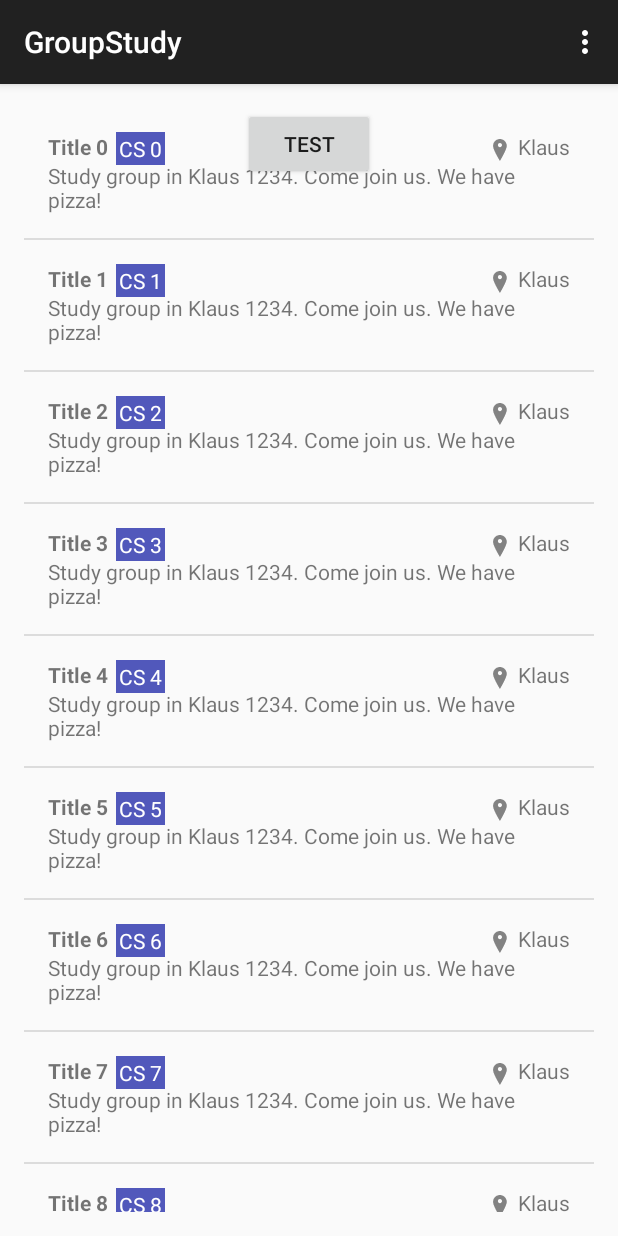
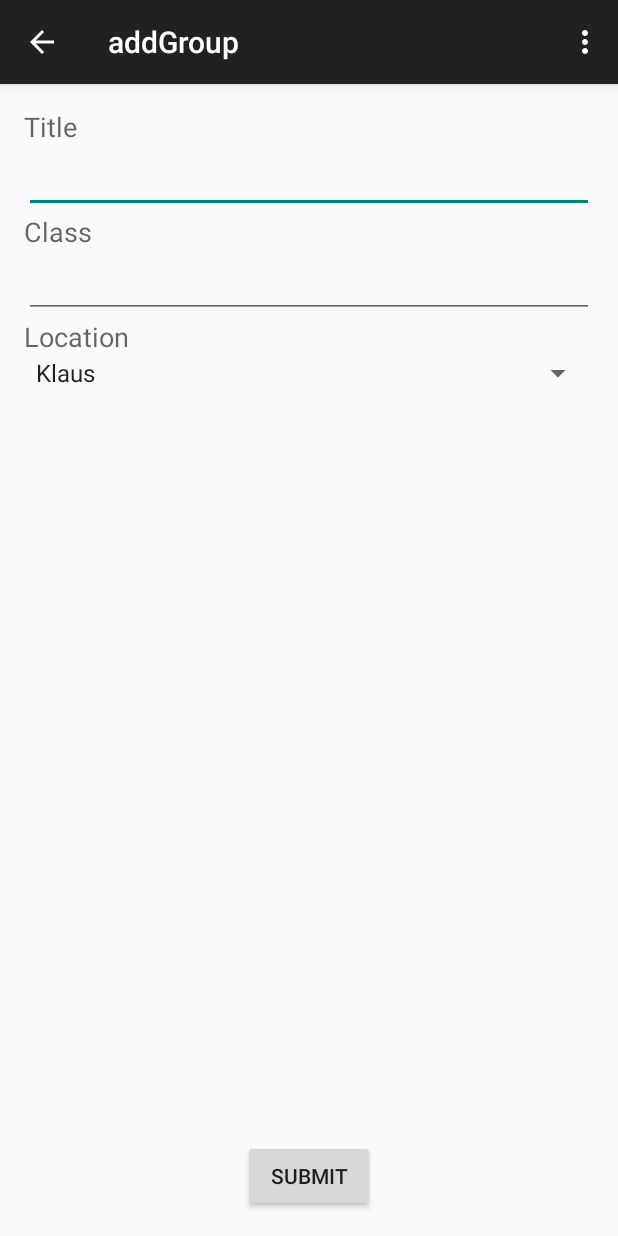
Before and after one commit to JinmingYu/GroupStudy, an Android app: the screen it shows after launch (MainActivity before the commit, addGroup after it), in the options menu, after a tap on "Add", on a phone screen of 412 x 824 dp. Run offline under Robolectric (Android 15) with nearby library versions, the phone set to English and light mode, and no system bars; libraries missing offline, so code that uses them is left out: com.firebase.client.

Commit message:
Added the addGroup activity

```diff
--- a/app/build.gradle
+++ b/app/build.gradle
@@ -22,6 +22,7 @@ android {
         exclude 'META-INF/LICENSE'
         exclude 'META-INF/NOTICE'
     }
+    sourceSets { main { res.srcDirs = ['src/main/res', 'src/main/res/mipmap/ic_correct'] } }
 }
 
 dependencies {
--- a/app/src/main/AndroidManifest.xml
+++ b/app/src/main/AndroidManifest.xml
@@ -1,7 +1,9 @@
 <?xml version="1.0" encoding="utf-8"?>
 <manifest xmlns:android="http://schemas.android.com/apk/res/android"
     package="appathon.groupstudy" >
+
     <uses-permission android:name="android.permission.INTERNET" />
+
     <application
         android:allowBackup="true"
         android:icon="@mipmap/ic_launcher"
@@ -16,6 +18,15 @@
                 <category android:name="android.intent.category.LAUNCHER" />
             </intent-filter>
         </activity>
+        <activity
+            android:windowSoftInputMode="adjustResize"
+            android:name=".activities.addGroup"
+            android:label="@string/title_activity_add_group"
+            android:parentActivityName=".activities.MainActivity" >
+            <meta-data
+                android:name="android.support.PARENT_ACTIVITY"
+                android:value="appathon.groupstudy.activities.MainActivity" />
+        </activity>
     </application>
 
 </manifest>
--- a/app/src/main/java/appathon/groupstudy/Firebase/firebase/FirebaseSource.java
+++ b/app/src/main/java/appathon/groupstudy/Firebase/firebase/FirebaseSource.java
@@ -7,12 +7,30 @@ import appathon.groupstudy.models.User;
 /**
  * Created by Jinming on 4/17/2015.
  */
-public class FirebaseSource {
+public class FirebaseSource implements IFirebaseSource{
     private Firebase root;
     private Firebase postsRef;
     private Firebase usersRef;
     private IUpdateActivity updateableActivity;
-    private final String FIREBASE_URL = "http://bitter.firebaseio.com";
+    private final String FIREBASE_URL = "http://groupstudy.firebaseio.com";
 
 
+
+    @Override
+    public void AddPost(Post post)
+    {
+        Firebase newPostRef = postsRef.push();
+        post.setId(newPostRef.getKey());
+        newPostRef.setValue(post);
+
+    }
+    @Override
+    public Firebase getPost(String post_id) {
+        return postsRef.child(post_id);
+    }
+
+    @Override
+    public Firebase getUser(String user_id) {
+        return usersRef.child(user_id);
+    }
 }
--- a/app/src/main/java/appathon/groupstudy/activities/MainActivity.java
+++ b/app/src/main/java/appathon/groupstudy/activities/MainActivity.java
@@ -1,5 +1,6 @@
 package appathon.groupstudy.activities;
 
+import android.content.Intent;
 import android.database.DataSetObserver;
 import android.support.v7.app.ActionBarActivity;
 import android.os.Bundle;
@@ -75,6 +76,11 @@ public class MainActivity extends ActionBarActivity {
         if (id == R.id.action_settings) {
             return true;
         }
+        if(id == R.id.add){
+            //Start the add group activity
+            Intent myintent = new Intent(this,addGroup.class);
+            startActivity(myintent);
+        }
 
         return super.onOptionsItemSelected(item);
     }
--- /dev/null
+++ b/app/src/main/java/appathon/groupstudy/activities/addGroup.java
@@ -0,0 +1,67 @@
+package appathon.groupstudy.activities;
+
+import android.support.v7.app.ActionBarActivity;
+import android.os.Bundle;
+import android.view.Menu;
+import android.view.MenuItem;
+import android.view.View;
+import android.widget.AdapterView;
+import android.widget.Button;
+import android.widget.Spinner;
+import android.widget.Toast;
+
+import appathon.groupstudy.R;
+
+public class addGroup extends ActionBarActivity {
+
+    private Spinner spinner;
+    private Button btnSubmit;
+
+    @Override
+    protected void onCreate(Bundle savedInstanceState) {
+        super.onCreate(savedInstanceState);
+        setContentView(R.layout.activity_add_group);
+        addListenerOnSpinnnerItemSeletion();
+    }
+
+    public void addListenerOnSpinnnerItemSeletion(){
+        spinner = (Spinner)findViewById(R.id.spinner);
+        //Waits for selection of items
+        spinner.setOnItemSelectedListener(new AdapterView.OnItemSelectedListener() {
+            @Override
+            public void onItemSelected(AdapterView<?> parent, View view, int position, long id) {
+                Toast.makeText(parent.getContext(),
+                        "OnItemSelectedListener :" + parent.getItemAtPosition(position).toString(),
+                        Toast.LENGTH_SHORT).show();
+            }
+
+            @Override
+            public void onNothingSelected(AdapterView<?> parent) {
+
+            }
+        });
+
+    }
+
+    @Override
+    public boolean onCreateOptionsMenu(Menu menu) {
+        // Inflate the menu; this adds items to the action bar if it is present.
+        getMenuInflater().inflate(R.menu.menu_add_group, menu);
+        return true;
+    }
+
+    @Override
+    public boolean onOptionsItemSelected(MenuItem item) {
+        // Handle action bar item clicks here. The action bar will
+        // automatically handle clicks on the Home/Up button, so long
+        // as you specify a parent activity in AndroidManifest.xml.
+        int id = item.getItemId();
+
+        //noinspection SimplifiableIfStatement
+        if (id == R.id.action_settings) {
+            return true;
+        }
+
+        return super.onOptionsItemSelected(item);
+    }
+}
--- a/app/src/main/java/appathon/groupstudy/models/Post.java
+++ b/app/src/main/java/appathon/groupstudy/models/Post.java
@@ -17,7 +17,7 @@ public class Post implements Comparable<Post>, Serializable {
     private String id;
     //    private String user_id;
     private long timePosted;
-    public Post(String title, String content, String user_id)
+    public Post(String title, String content)
     {
         this.title = title;
         this.content = content;
--- a/app/src/main/java/appathon/groupstudy/models/User.java
+++ b/app/src/main/java/appathon/groupstudy/models/User.java
@@ -1,7 +1,25 @@
 package appathon.groupstudy.models;
+
+import java.util.ArrayList;
 
 /**
  * Created by Jinming on 4/17/2015.
  */
 public class User {
+
+    private int id;
+    private ArrayList<Post> posts;
+
+    public User(int id) {
+        this.id = id;
+        this.posts = new ArrayList<>();
+    }
+
+    public int getId() {
+        return id;
+    }
+
+    public ArrayList<Post> getPosts() {
+        return posts;
+    }
 }
--- /dev/null
+++ b/app/src/main/res/layout/activity_add_group.xml
@@ -0,0 +1,75 @@
+<RelativeLayout xmlns:android="http://schemas.android.com/apk/res/android"
+    xmlns:tools="http://schemas.android.com/tools" android:layout_width="match_parent"
+    android:layout_height="match_parent" android:paddingLeft="@dimen/activity_horizontal_margin"
+    android:paddingRight="@dimen/activity_horizontal_margin"
+    android:paddingTop="@dimen/activity_vertical_margin"
+    android:paddingBottom="@dimen/activity_vertical_margin"
+    tools:context="appathon.groupstudy.activities.addGroup"
+    android:id="@+id/add_group">
+
+    <TextView android:text="@string/title"
+        android:layout_width="wrap_content"
+        android:textAppearance="?android:attr/textAppearanceMedium"
+        android:layout_height="wrap_content"
+        android:id="@+id/textView" />
+
+    <!--Title input box-->
+    <EditText
+        android:layout_width="match_parent"
+        android:layout_height="wrap_content"
+        android:id="@+id/title_textbox"
+        android:layout_below="@+id/textView"
+        android:layout_alignParentLeft="true"
+        android:layout_alignParentStart="true"
+        android:inputType="text"/>
+       <!--Submit Button-->
+    <Button
+        android:layout_width="wrap_content"
+        android:layout_height="wrap_content"
+        android:text="@string/submit"
+        android:id="@+id/submit_group"
+        android:layout_alignParentBottom="true"
+        android:layout_centerHorizontal="true" />
+
+    <TextView
+        android:layout_width="wrap_content"
+        android:layout_height="wrap_content"
+        android:textAppearance="?android:attr/textAppearanceMedium"
+        android:text="@string/class_label"
+        android:id="@+id/textView2"
+        android:layout_below="@+id/title_textbox"
+        android:layout_alignParentLeft="true"
+        android:layout_alignParentStart="true" />
+    <!--Class Text Box-->
+    <EditText
+        android:layout_width="wrap_content"
+        android:layout_height="wrap_content"
+        android:id="@+id/class_textbox"
+        android:layout_below="@+id/textView2"
+        android:layout_alignParentLeft="true"
+        android:layout_alignParentStart="true"
+        android:layout_alignRight="@+id/title_textbox"
+        android:layout_alignEnd="@+id/title_textbox" />
+
+    <TextView
+        android:layout_width="wrap_content"
+        android:layout_height="wrap_content"
+        android:textAppearance="?android:attr/textAppearanceMedium"
+        android:text="Location"
+        android:id="@+id/textView3"
+        android:layout_below="@+id/class_textbox"
+        android:layout_alignParentLeft="true"
+        android:layout_alignParentStart="true" />
+
+    <Spinner
+        android:layout_width="match_parent"
+        android:layout_height="wrap_content"
+        android:id="@+id/spinner"
+        android:entries="@array/location_arrays"
+        android:prompt="@string/location_prompt"
+        android:layout_below="@+id/textView3"
+        android:layout_alignParentLeft="true"
+        android:layout_alignParentStart="true" />
+
+
+</RelativeLayout>
--- /dev/null
+++ b/app/src/main/res/menu/menu_add_group.xml
@@ -0,0 +1,7 @@
+<menu xmlns:android="http://schemas.android.com/apk/res/android"
+    xmlns:app="http://schemas.android.com/apk/res-auto"
+    xmlns:tools="http://schemas.android.com/tools"
+    tools:context="appathon.groupstudy.activities.addGroup">
+    <item android:id="@+id/action_settings" android:title="@string/action_settings"
+        android:orderInCategory="100" app:showAsAction="never" />
+</menu>
--- a/app/src/main/res/values/strings.xml
+++ b/app/src/main/res/values/strings.xml
@@ -5,4 +5,18 @@
     <string name="action_settings">Settings</string>
     <string name="filter">Filter</string>
     <string name="add">Add</string>
+    <string name="title_activity_add_group">addGroup</string>
+    <string name="submit">Submit</string>
+    <string name="title">Title</string>
+    <string name="class_label">Class</string>
+
+
+    <!--Strings for spinner-->
+    <string name="location_prompt">Choose a location</string>
+    <string-array name="location_arrays">
+        <item>Klaus</item>
+        <item>Clough</item>
+        <item>Library</item>
+        <item>Tech Square</item>
+    </string-array>
 </resources>
```
Also changed, not shown: 2 other files.
